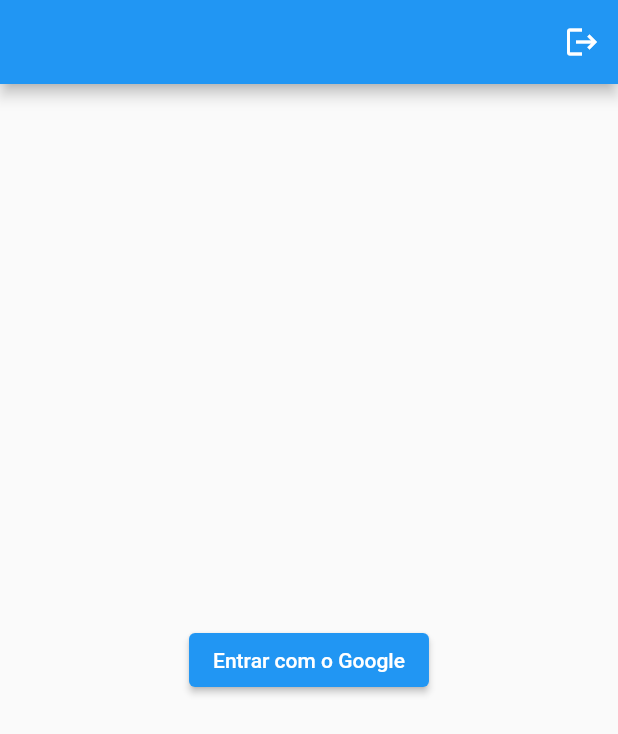
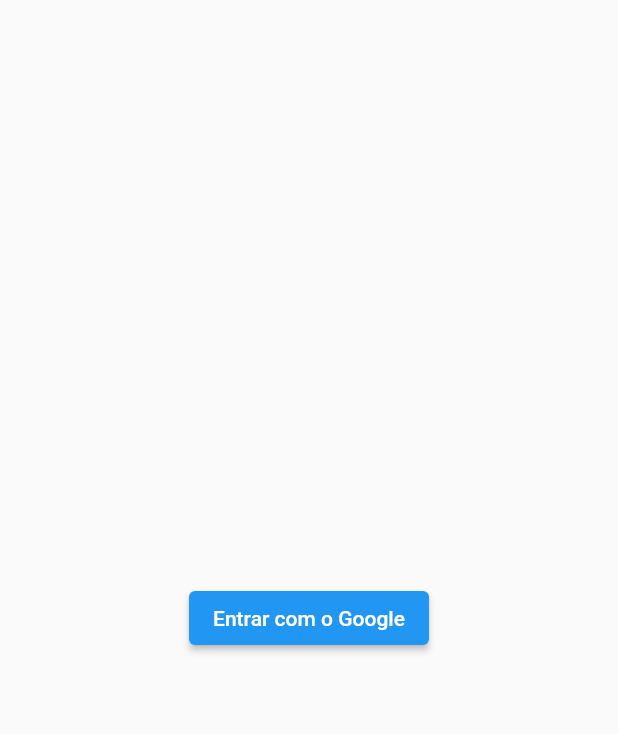
Before and after one commit to edionay/aguinha, a Flutter app: the screen it shows after launch, after a tap on "Entrar com o Google", on a phone screen of 412 x 824 dp. Shown: the top 734 px of the screen. Run offline on Flutter 3.47's test engine with Material 2 defaults, Android fonts, the phone set to English and light mode, and no system bars; our stand-ins replace cloud_firestore, firebase_auth, firebase_core, firebase_messaging, flutter_local_notifications, google_sign_in; accounts and stored records are empty.

```diff
--- a/lib/main.dart
+++ b/lib/main.dart
@@ -1,10 +1,13 @@
 import 'package:aguinha/provider.dart';
+import 'package:aguinha/screens/error_screen.dart';
 import 'package:aguinha/screens/home_screen.dart';
 import 'package:aguinha/screens/login_screen.dart';
+import 'package:firebase_auth/firebase_auth.dart';
 import 'package:firebase_core/firebase_core.dart';
 import 'package:firebase_messaging/firebase_messaging.dart';
 import 'package:flutter/cupertino.dart';
 import 'package:flutter/material.dart';
+import 'package:flutter_local_notifications/flutter_local_notifications.dart';
 import 'package:provider/provider.dart';
 
 Future<void> _firebaseMessagingBackgroundHandler(RemoteMessage message) async {
@@ -12,10 +15,25 @@ Future<void> _firebaseMessagingBackgroundHandler(RemoteMessage message) async {
   print('A bg message just showed up :  ${message.messageId}');
 }
 
+final FlutterLocalNotificationsPlugin flutterLocalNotificationsPlugin =
+    FlutterLocalNotificationsPlugin();
+
+const AndroidNotificationChannel channel = AndroidNotificationChannel(
+    'high_importance_channel', // id
+    'High Importance Notifications', // title
+    'This channel is used for important notifications.', // description
+    importance: Importance.high,
+    playSound: true);
+
 Future<void> main() async {
   WidgetsFlutterBinding.ensureInitialized();
   await Firebase.initializeApp();
   FirebaseMessaging.onBackgroundMessage(_firebaseMessagingBackgroundHandler);
+
+  await flutterLocalNotificationsPlugin
+      .resolvePlatformSpecificImplementation<
+          AndroidFlutterLocalNotificationsPlugin>()
+      ?.createNotificationChannel(channel);
 
   await FirebaseMessaging.instance.setForegroundNotificationPresentationOptions(
     alert: true,
@@ -27,13 +45,32 @@ Future<void> main() async {
 }
 
 class AguinhaApp extends StatelessWidget {
-  const AguinhaApp({Key? key}) : super(key: key);
+  AguinhaApp({Key? key}) : super(key: key);
+
+  final Shader linearGradient = LinearGradient(
+    colors: <Color>[Color(0xff2bd3ff), Color(0xff015afb)],
+  ).createShader(Rect.fromLTWH(0.0, 0.0, 200.0, 70.0));
 
   @override
   Widget build(BuildContext context) => ChangeNotifierProvider(
         create: (context) => GoogleSignInProvider(),
         child: MaterialApp(
-          home: HomeScreen(),
+          home: StreamBuilder(
+            stream: FirebaseAuth.instance.authStateChanges(),
+            builder: (context, snapshot) {
+              if (snapshot.connectionState == ConnectionState.waiting) {
+                return Center(
+                  child: CircularProgressIndicator(),
+                );
+              } else if (snapshot.hasData) {
+                return HomeScreen();
+              } else if (snapshot.hasError)
+                return ErrorScreen();
+              else {
+                return LoginScreen();
+              }
+            },
+          ),
         ),
       );
 }
--- a/lib/provider.dart
+++ b/lib/provider.dart
@@ -1,4 +1,8 @@
+import 'dart:io';
+
+import 'package:cloud_firestore/cloud_firestore.dart';
 import 'package:firebase_auth/firebase_auth.dart';
+import 'package:firebase_messaging/firebase_messaging.dart';
 import 'package:flutter/material.dart';
 import 'package:google_sign_in/google_sign_in.dart';
 
@@ -18,8 +22,25 @@ class GoogleSignInProvider extends ChangeNotifier {
     final credential = GoogleAuthProvider.credential(
         accessToken: googleAuth.accessToken, idToken: googleAuth.idToken);
 
-    await FirebaseAuth.instance.signInWithCredential(credential);
+    final firebaseUser =
+        await FirebaseAuth.instance.signInWithCredential(credential);
+    final userr = FirebaseAuth.instance.currentUser!;
+    print('Firebase User');
+    print(userr);
 
+    final fmcToken = await FirebaseMessaging.instance.getToken();
+
+    final ref = FirebaseFirestore.instance
+        .collection('users')
+        .doc(userr.uid)
+        .collection('tokens')
+        .doc(fmcToken);
+
+    await ref.set({
+      'token': fmcToken,
+      'created': FieldValue.serverTimestamp(),
+      'platform': Platform.operatingSystem
+    });
     notifyListeners();
   }
 
--- a/lib/screens/home_screen.dart
+++ b/lib/screens/home_screen.dart
@@ -27,15 +27,7 @@ class HomeScreen extends StatelessWidget {
                 icon: Icon(Icons.logout))
           ],
         ),
-      body: StreamBuilder(
-        stream: FirebaseAuth.instance.authStateChanges(),
-        builder: (context, snapshot) {
-          if (snapshot.connectionState == ConnectionState.waiting) {
-            return Center(
-              child: CircularProgressIndicator(),
-            );
-          } else if (snapshot.hasData) {
-            return Column(
+        body: Column(
           mainAxisAlignment: MainAxisAlignment.end,
           children: [
             Expanded(
@@ -98,14 +90,6 @@ class HomeScreen extends StatelessWidget {
               ),
             ),
           ],
-            );
-          } else if (snapshot.hasError)
-            return ErrorScreen();
-          else {
-            return LoginScreen();
-          }
-        },
-      ),
-    );
+        ));
   }
 }
--- a/pubspec.yaml
+++ b/pubspec.yaml
@@ -33,6 +33,8 @@ dependencies:
   firebase_auth: ^3.0.1
   google_sign_in: ^5.0.5
   provider: ^5.0.0
+  cloud_firestore: ^2.4.0
+  flutter_local_notifications: ^6.1.0
 
 dev_dependencies:
   flutter_test:
```
Also changed, not shown: lib/screens/login_screen.dart (+0 -24 lines), pubspec.lock, 1 other file. Lines whose indentation alone changed are shown as unchanged.
